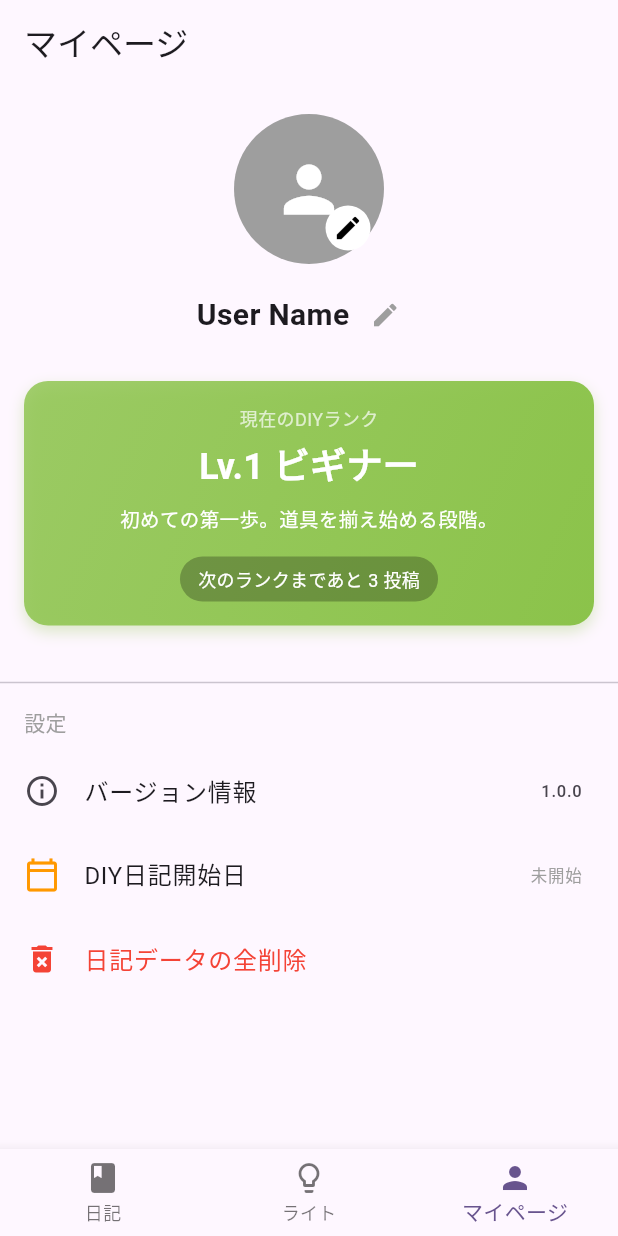
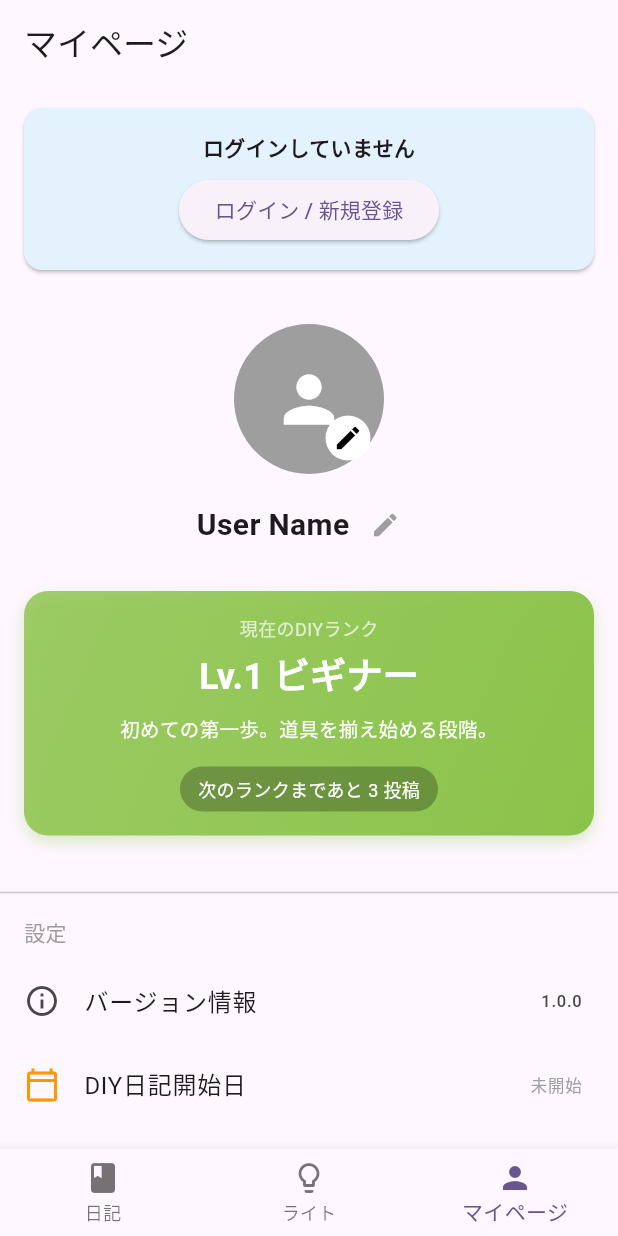
Before and after one commit to uetomo186/diy_partner, a Flutter app: the screen it shows after launch, item 3 of the bottom bar chosen, on a phone screen of 412 x 824 dp. Run offline on Flutter 3.47's test engine with Material 3 defaults, Android fonts, the phone set to English and light mode, and no system bars; our stand-ins replace firebase_auth, firebase_core, flutter_dotenv, flutter_riverpod, go_router, google_mobile_ads and 6 more; missing offline and left inert: torch_controller; accounts and stored records are empty; network calls fail.

Commit message:
ログイン方法を追加

```diff
--- a/lib/main.dart
+++ b/lib/main.dart
@@ -8,12 +8,17 @@ import 'package:intl/date_symbol_data_local.dart';
 
 import 'package:flutter_localizations/flutter_localizations.dart';
 import 'package:google_mobile_ads/google_mobile_ads.dart';
+import 'package:firebase_core/firebase_core.dart';
+import 'firebase_options.dart';
 
 void main() async {
   WidgetsFlutterBinding.ensureInitialized();
   await dotenv.load(fileName: ".env");
   await initializeDateFormatting('ja');
   await MobileAds.instance.initialize();
+
+  await Firebase.initializeApp(options: DefaultFirebaseOptions.currentPlatform);
+
   runApp(const ProviderScope(child: MyApp()));
 }
 
--- /dev/null
+++ b/lib/providers/auth_providers.dart
@@ -0,0 +1,11 @@
+import 'package:flutter_riverpod/flutter_riverpod.dart';
+import 'package:firebase_auth/firebase_auth.dart';
+import '../repositories/auth_repository.dart';
+
+final authRepositoryProvider = Provider<AuthRepository>((ref) {
+  return AuthRepository();
+});
+
+final authStateProvider = StreamProvider<User?>((ref) {
+  return ref.watch(authRepositoryProvider).authStateChanges;
+});
--- a/lib/router/app_router.dart
+++ b/lib/router/app_router.dart
@@ -8,6 +8,8 @@ import '../widgets/scaffold_with_nav_bar.dart';
 import '../models/diary.dart';
 import '../screens/diary_edit_screen.dart';
 import '../screens/profile_image_preview_screen.dart';
+import '../screens/login_screen.dart';
+import '../screens/signup_screen.dart';
 
 // Private navigators
 final _rootNavigatorKey = GlobalKey<NavigatorState>();
@@ -25,6 +27,16 @@ final appRouter = GoRouter(
   navigatorKey: _rootNavigatorKey,
   initialLocation: '/diary',
   routes: <RouteBase>[
+    GoRoute(
+      path: '/login',
+      parentNavigatorKey: _rootNavigatorKey,
+      builder: (context, state) => const LoginScreen(),
+    ),
+    GoRoute(
+      path: '/signup',
+      parentNavigatorKey: _rootNavigatorKey,
+      builder: (context, state) => const SignupScreen(),
+    ),
     GoRoute(
       path: '/diary/edit',
       parentNavigatorKey: _rootNavigatorKey,
--- a/lib/screens/mypage_screen.dart
+++ b/lib/screens/mypage_screen.dart
@@ -3,9 +3,11 @@ import 'package:flutter/material.dart';
 import 'package:flutter_riverpod/flutter_riverpod.dart';
 import 'package:package_info_plus/package_info_plus.dart';
 import 'package:go_router/go_router.dart';
+import 'package:firebase_auth/firebase_auth.dart';
 import '../models/diy_rank.dart';
 import '../providers/diary_providers.dart';
 import '../providers/user_provider.dart';
+import '../providers/auth_providers.dart'; // Added
 
 class MyPageScreen extends ConsumerStatefulWidget {
   const MyPageScreen({super.key});
@@ -34,11 +36,54 @@ class _MyPageScreenState extends ConsumerState<MyPageScreen> {
   Widget build(BuildContext context) {
     final userStateAsync = ref.watch(userProvider);
     final diaryListAsync = ref.watch(diaryListProvider);
+    final authUserAsync = ref.watch(authStateProvider); // Added
 
     return Scaffold(
       appBar: AppBar(title: const Text('マイページ')),
       body: ListView(
         children: [
+          // Auth Status Section
+          authUserAsync.when(
+            data: (user) {
+              if (user == null) {
+                return Card(
+                  margin: const EdgeInsets.all(16),
+                  color: Colors.blue[50],
+                  child: Padding(
+                    padding: const EdgeInsets.all(16.0),
+                    child: Column(
+                      children: [
+                        const Text(
+                          'ログインしていません',
+                          style: TextStyle(fontWeight: FontWeight.bold),
+                        ),
+                        const SizedBox(height: 8),
+                        ElevatedButton(
+                          onPressed: () => context.push('/login'),
+                          child: const Text('ログイン / 新規登録'),
+                        ),
+                      ],
+                    ),
+                  ),
+                );
+              } else {
+                return ListTile(
+                  leading: const Icon(Icons.cloud_done, color: Colors.green),
+                  title: Text('ログイン中: ${user.email ?? "User"}'),
+                  subtitle: const Text('データはクラウドに同期される可能性があります（未実装）'),
+                  trailing: IconButton(
+                    icon: const Icon(Icons.logout),
+                    onPressed: () async {
+                      await ref.read(authRepositoryProvider).signOut();
+                    },
+                  ),
+                );
+              }
+            },
+            loading: () => const LinearProgressIndicator(),
+            error: (_, __) => const SizedBox.shrink(),
+          ),
+
           const SizedBox(height: 20),
           // User Profile Placeholder
           Center(
--- a/pubspec.yaml
+++ b/pubspec.yaml
@@ -50,7 +50,6 @@ dependencies:
   firebase_core: ^3.0.0
   firebase_auth: ^5.0.0
   google_sign_in: ^6.2.1
-  sign_in_with_apple: ^6.1.0
   shared_preferences: ^2.2.0
   image_picker: ^1.0.7
   image_cropper: ^8.0.2
```
Also changed, not shown: lib/repositories/auth_repository.dart (added, +36 -0 lines), lib/screens/login_screen.dart (added, +55 -0 lines), lib/screens/signup_screen.dart (added, +55 -0 lines), firebase.json (added), lib/firebase_options.dart (added), pubspec.lock, 7 other files.
